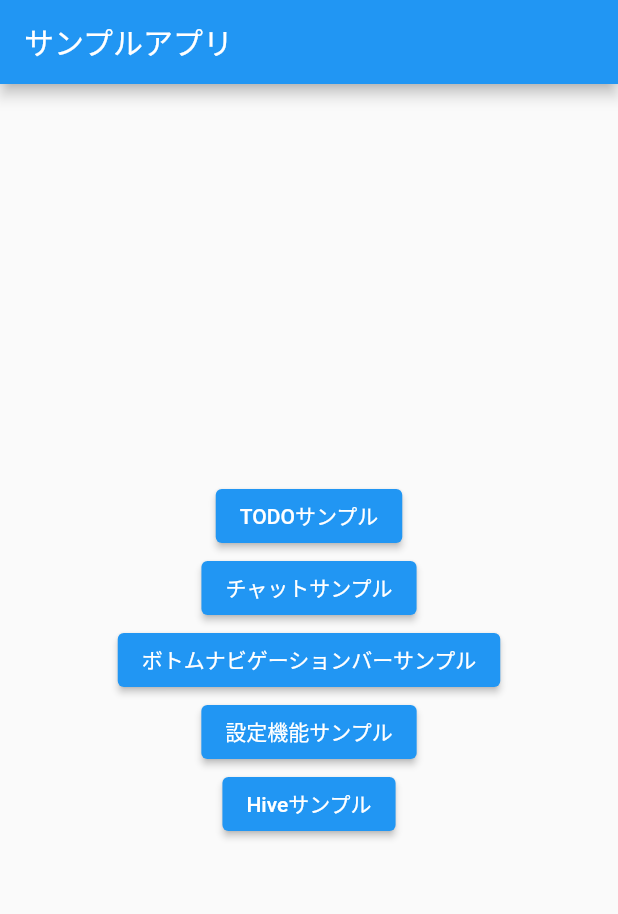
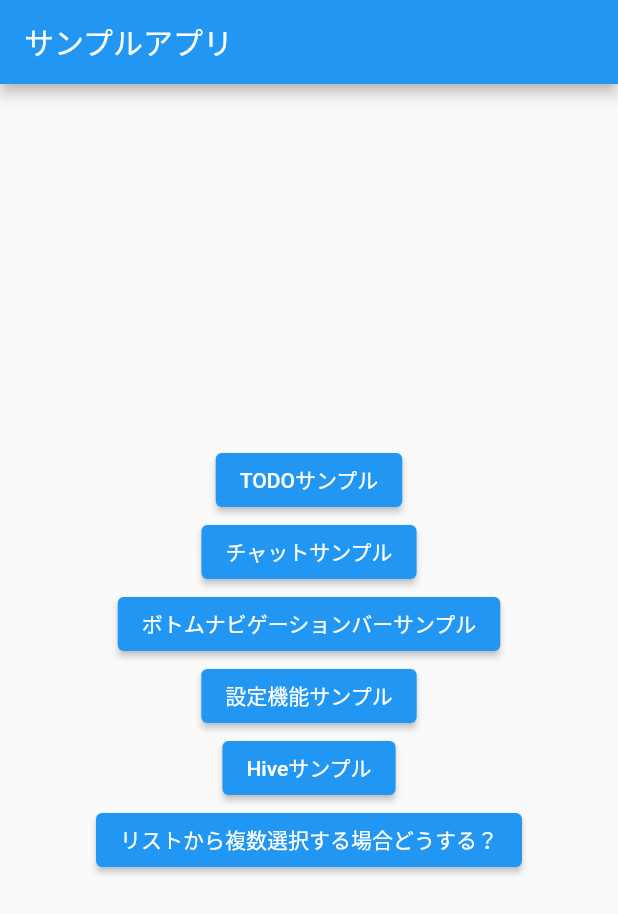
Before and after one commit to kenta-wakasa/techford, a Flutter app: the screen it shows after launch, on a phone screen of 412 x 824 dp. Shown: the top 914 px of the screen. Run offline on Flutter 3.47's test engine with Material 2 defaults, Android fonts, the phone set to English and light mode, and no system bars; our stand-ins replace cloud_firestore, firebase_auth, firebase_core, firebase_storage, google_sign_in, hive and 2 more; accounts and stored records are empty.

Commit message:
リストから選択する機能を追加

```diff
--- a/lib/start_page.dart
+++ b/lib/start_page.dart
@@ -4,6 +4,7 @@ import 'package:sample2/hive_sample.dart';
 import 'package:sample2/room_list_page.dart';
 import 'package:sample2/login_page.dart';
 import 'package:sample2/navigate_page.dart';
+import 'package:sample2/select_list_page.dart';
 import 'package:sample2/settings_page.dart';
 import 'package:sample2/todo_page.dart';
 
@@ -44,6 +45,10 @@ class _StartPageState extends State<StartPage> {
           ElevatedButtonToPush(
             label: 'Hiveサンプル',
             page: HiveSample(),
+          ),
+          ElevatedButtonToPush(
+            label: 'リストから複数選択する場合どうする？',
+            page: SelectListPage(),
           ),
         ],
       ),
```
